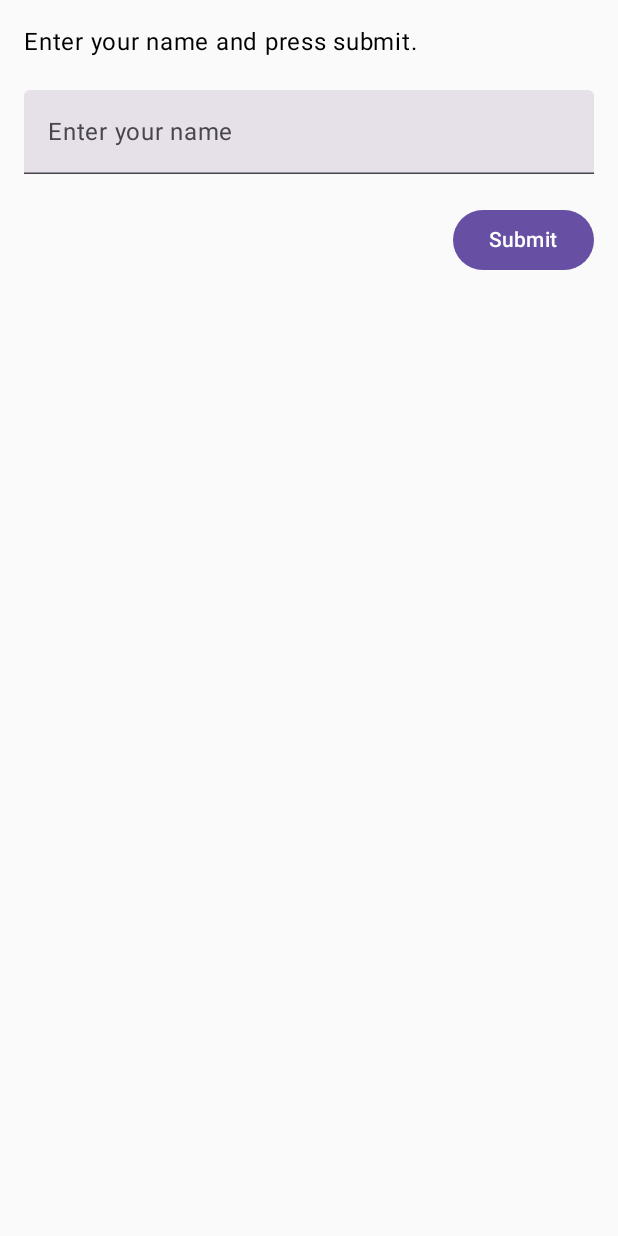
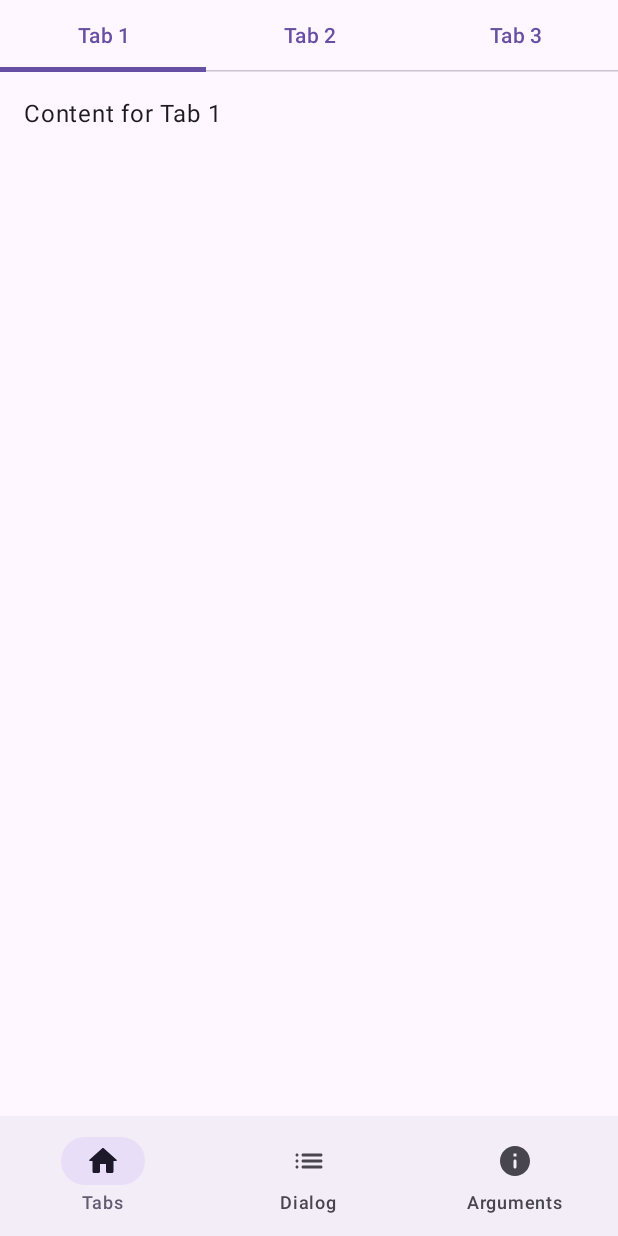
Before and after one commit to pererikbergman/kmp-navigation, an Android app built with Jetpack Compose: the screen it shows after launch (MainActivity), on a phone screen of 412 x 824 dp. Run offline under Robolectric (Android 15) with nearby library versions, the phone set to English and light mode, and no system bars.

Commit message:
Add bottom navigation

```diff
--- a/composeApp/src/commonMain/kotlin/App.kt
+++ b/composeApp/src/commonMain/kotlin/App.kt
@@ -1,9 +1,6 @@
-import androidx.compose.foundation.layout.fillMaxSize
 import androidx.compose.material3.MaterialTheme
 import androidx.compose.runtime.Composable
-import androidx.compose.ui.Modifier
 import androidx.navigation.compose.rememberNavController
-import arguments.ArgumentExampleScreen
 import org.jetbrains.compose.ui.tooling.preview.Preview
 
 @Composable
@@ -11,9 +8,6 @@ import org.jetbrains.compose.ui.tooling.preview.Preview
 fun App() {
     MaterialTheme {
         val navController = rememberNavController()
-        ArgumentExampleScreen(
-            modifier = Modifier.fillMaxSize(),
-            navController
-        )
+        RootNavigation(navController)
     }
 }
--- /dev/null
+++ b/composeApp/src/commonMain/kotlin/RootNavigation.kt
@@ -0,0 +1,54 @@
+import androidx.compose.foundation.layout.padding
+import androidx.compose.material.icons.Icons
+import androidx.compose.material.icons.automirrored.rounded.List
+import androidx.compose.material.icons.rounded.Home
+import androidx.compose.material.icons.rounded.Info
+import androidx.compose.material3.Scaffold
+import androidx.compose.runtime.Composable
+import androidx.compose.ui.Modifier
+import androidx.compose.ui.graphics.vector.ImageVector
+import androidx.navigation.NavGraphBuilder
+import androidx.navigation.NavHostController
+import androidx.navigation.compose.NavHost
+import androidx.navigation.compose.composable
+import arguments.addArgumentExampleScreen
+import components.BottomNavigationBarContent
+import dialog.DialogExampleScreen
+import tab.TabNavScreen
+
+sealed class RootScreen(var route: String, val icon: ImageVector?, var title: String) {
+    data object TabNavExample : RootScreen("tab_nav", Icons.Rounded.Home, "Tabs")
+    data object DialogExample : RootScreen("dialog", Icons.AutoMirrored.Rounded.List, "Dialog")
+    data object Arguments : RootScreen("arguments", Icons.Rounded.Info, "Arguments")
+}
+
+@Composable
+fun RootNavigation(
+    navController: NavHostController
+) {
+    Scaffold(
+        bottomBar = {
+            BottomNavigationBarContent(
+                navController = navController,
+            )
+        }
+    ) { innerPadding ->
+        NavHost(navController, startDestination = RootScreen.TabNavExample.route) {
+            addTabNavExampleScreen(Modifier.padding(innerPadding))
+            addDialogExampleScreen(Modifier.padding(innerPadding))
+            addArgumentExampleScreen(Modifier.padding(innerPadding), navController)
+        }
+    }
+}
+
+private fun NavGraphBuilder.addTabNavExampleScreen(modifier: Modifier = Modifier) {
+    composable(RootScreen.TabNavExample.route) {
+        TabNavScreen(modifier)
+    }
+}
+
+private fun NavGraphBuilder.addDialogExampleScreen(modifier: Modifier = Modifier) {
+    composable(RootScreen.DialogExample.route) {
+        DialogExampleScreen(modifier)
+    }
+}
--- a/composeApp/src/commonMain/kotlin/arguments/ArgumentExampleScreen.kt
+++ b/composeApp/src/commonMain/kotlin/arguments/ArgumentExampleScreen.kt
@@ -14,8 +14,23 @@ sealed class ArgumentScreen(var route: String) {
 }
 
 @Composable
-fun ArgumentExampleScreen(modifier: Modifier = Modifier, navController: NavHostController) {
+fun ArgumentExampleScreen(
+    modifier: Modifier = Modifier,
+    navController: NavHostController
+) {
     NavHost(navController, startDestination = ArgumentScreen.Input.route) {
+        addArgumentExampleScreen(modifier, navController)
+    }
+}
+
+fun NavGraphBuilder.addArgumentExampleScreen(
+    modifier: Modifier = Modifier,
+    navController: NavHostController
+) {
+    navigation(
+        startDestination = ArgumentScreen.Input.route,
+        route = RootScreen.Arguments.route
+    ) {
         addInputScreen(modifier, navController)
         addOutputScreen(modifier, navController)
     }
--- a/composeApp/src/commonMain/kotlin/arguments/InputScreen.kt
+++ b/composeApp/src/commonMain/kotlin/arguments/InputScreen.kt
@@ -11,7 +11,10 @@ import androidx.compose.ui.unit.dp
 import org.jetbrains.compose.ui.tooling.preview.Preview
 
 @Composable
-fun InputScreen(modifier: Modifier = Modifier, onClick: (String) -> Unit) {
+fun InputScreen(
+    modifier: Modifier = Modifier,
+    onClick: (String) -> Unit
+) {
     var name by remember { mutableStateOf("") }
 
     Column(
--- a/composeApp/src/commonMain/kotlin/arguments/OutputScreen.kt
+++ b/composeApp/src/commonMain/kotlin/arguments/OutputScreen.kt
@@ -12,7 +12,11 @@ import androidx.compose.ui.unit.dp
 import org.jetbrains.compose.ui.tooling.preview.Preview
 
 @Composable
-fun OutputScreen(modifier: Modifier = Modifier, name: String, onClick: () -> Unit) {
+fun OutputScreen(
+    modifier: Modifier = Modifier,
+    name: String,
+    onClick: () -> Unit
+) {
     Column(
         modifier = modifier
             .fillMaxSize()
--- /dev/null
+++ b/composeApp/src/commonMain/kotlin/components/BottomNavigationBarContent.kt
@@ -0,0 +1,70 @@
+package components
+
+import RootScreen
+import androidx.compose.material3.*
+import androidx.compose.runtime.*
+import androidx.compose.ui.Modifier
+import androidx.navigation.NavController
+import org.jetbrains.compose.ui.tooling.preview.Preview
+
+@Composable
+fun BottomNavigationBarContent(
+    navController: NavController
+) {
+    BottomNavigationBarContent { item ->
+        navController.navigate(item.route) {
+            navController.graph.startDestinationRoute?.let { route ->
+                popUpTo(route) {
+                    saveState = true
+                }
+            }
+            launchSingleTop = true
+            restoreState = true
+        }
+    }
+}
+
+@Composable
+fun BottomNavigationBarContent(
+    onItemClicked: (RootScreen) -> Unit
+) {
+    BottomAppBar(modifier = Modifier) {
+        val items = listOf(
+            RootScreen.TabNavExample,
+            RootScreen.DialogExample,
+            RootScreen.Arguments,
+        )
+        var selectedItem by remember { mutableStateOf(0) }
+        var currentRoute by remember { mutableStateOf(RootScreen.TabNavExample.route) }
+
+        items.forEachIndexed { index, navigationItem ->
+            if (navigationItem.route == currentRoute) {
+                selectedItem = index
+            }
+        }
+
+        NavigationBar {
+            items.forEachIndexed { index, item ->
+                NavigationBarItem(
+                    alwaysShowLabel = true,
+                    icon = { Icon(item.icon!!, contentDescription = item.title) },
+                    label = { Text(item.title) },
+                    selected = selectedItem == index,
+                    onClick = {
+                        selectedItem = index
+                        currentRoute = item.route
+                        onItemClicked(item)
+                    }
+                )
+            }
+        }
+    }
+}
+
+@Preview
+@Composable
+fun BottomNavigationBarContentPreview() {
+    BottomNavigationBarContent() {
+
+    }
+}
--- a/composeApp/src/commonMain/kotlin/tab/TabNavScreen.kt
+++ b/composeApp/src/commonMain/kotlin/tab/TabNavScreen.kt
@@ -12,7 +12,10 @@ import androidx.compose.ui.unit.dp
 import org.jetbrains.compose.ui.tooling.preview.Preview
 
 @Composable
-fun TabNavScreen(modifier: Modifier = Modifier, startTabIdx: Int = 0) {
+fun TabNavScreen(
+    modifier: Modifier = Modifier,
+    startTabIdx: Int = 0
+) {
     var tabIndex by remember { mutableStateOf(startTabIdx) }
     val tabTitles = listOf("Tab 1", "Tab 2", "Tab 3")
 
```
Also changed, not shown: composeApp/src/commonMain/kotlin/dialog/DialogExampleScreen.kt (+6 -2 lines), 1 other file.
